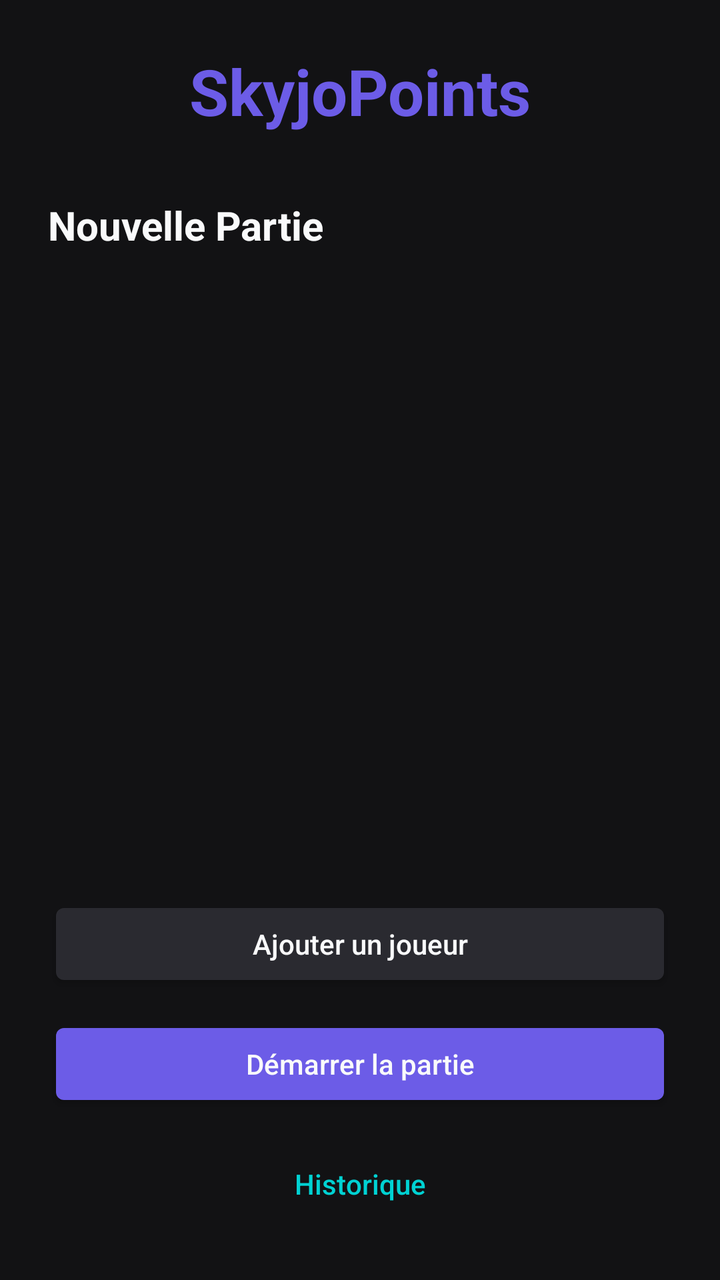
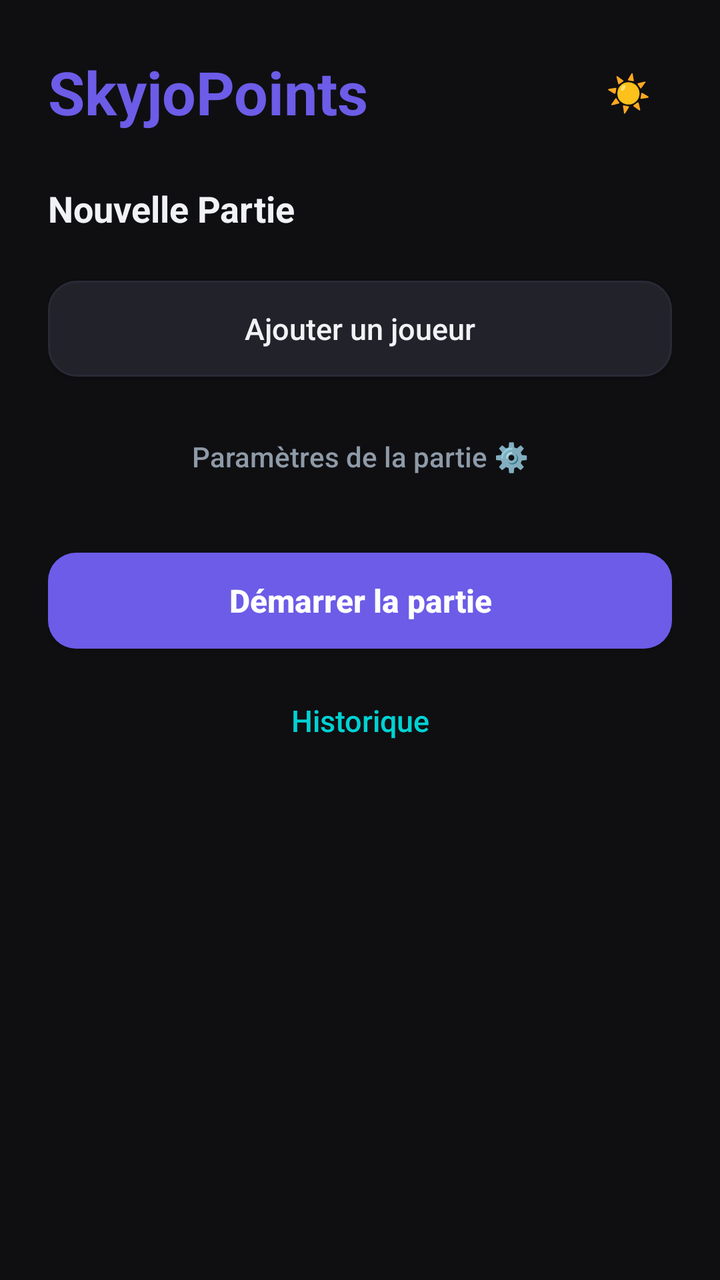

The first picture is an Android layout as it rendered before a commit; the second is the same layout after the commit. The layout source and the unified diff follow.
<!-- AndroidManifest.xml: application theme AppTheme -->
<!-- res/layout/screen_player_setup.xml -->
<?xml version="1.0" encoding="utf-8"?>
<LinearLayout xmlns:android="http://schemas.android.com/apk/res/android"
    android:layout_width="match_parent"
    android:layout_height="match_parent"
    android:orientation="vertical"
    android:padding="24dp"
    android:background="@color/bg">

    <TextView
        android:layout_width="match_parent"
        android:layout_height="wrap_content"
        android:text="@string/app_name"
        android:textSize="32sp"
        android:textStyle="bold"
        android:textColor="@color/primary"
        android:gravity="center"
        android:layout_marginBottom="32dp"/>

    <TextView
        android:layout_width="match_parent"
        android:layout_height="wrap_content"
        android:text="@string/new_game"
        android:textSize="20sp"
        android:textStyle="bold"
        android:textColor="@color/text_primary"
        android:layout_marginBottom="16dp"/>

    <ScrollView
        android:layout_width="match_parent"
        android:layout_height="0dp"
        android:layout_weight="1"
        android:layout_marginBottom="16dp"
        android:fillViewport="true">

        <LinearLayout
            android:id="@+id/players_list_container"
            android:layout_width="match_parent"
            android:layout_height="wrap_content"
            android:orientation="vertical">
            
        </LinearLayout>
    </ScrollView>

    <Button
        android:id="@+id/btn_add_player"
        android:layout_width="match_parent"
        android:layout_height="wrap_content"
        android:text="@string/add_player"
        android:textColor="@color/text_primary"
        android:backgroundTint="@color/surface_card"
        android:layout_marginBottom="12dp"
        android:padding="12dp"
        android:textAllCaps="false"/>

    <Button
        android:id="@+id/btn_start_game"
        android:layout_width="match_parent"
        android:layout_height="wrap_content"
        android:text="@string/start_game"
        android:textColor="@color/text_primary"
        android:backgroundTint="@color/primary"
        android:layout_marginBottom="12dp"
        android:padding="12dp"
        android:textAllCaps="false"/>

    <Button
        android:id="@+id/btn_view_history"
        android:layout_width="match_parent"
        android:layout_height="wrap_content"
        android:text="@string/history"
        android:textColor="@color/accent"
        android:background="?android:attr/selectableItemBackground"
        android:padding="12dp"
        android:textAllCaps="false"/>

</LinearLayout>
<!-- resources referenced by this layout -->
<resources>
  <color name="accent">#FF00D2D3</color>
  <color name="bg">#FF121214</color>
  <color name="primary">#FF6C5CE7</color>
  <color name="surface_card">#FF2A2A30</color>
  <color name="text_primary">#FFF9FAFB</color>
  <string name="add_player">Ajouter un joueur</string>
  <string name="app_name">SkyjoPoints</string>
  <string name="history">Historique</string>
  <string name="new_game">Nouvelle Partie</string>
  <string name="start_game">Démarrer la partie</string>
  <style name="AppTheme" parent="@android:style/Theme.DeviceDefault.NoActionBar">
          <item name="android:windowBackground">@color/bg</item>
          <item name="android:textColorPrimary">@color/text_primary</item>
          <item name="android:textColorSecondary">@color/text_secondary</item>
          <item name="android:colorAccent">@color/accent</item>
          <item name="android:colorPrimary">@color/primary</item>
          <item name="android:colorPrimaryDark">@color/primary_dark</item>
          <item name="android:statusBarColor">@color/bg</item>
          <item name="android:navigationBarColor">@color/bg</item>
      </style>
  <color name="text_secondary">#FF9CA3AF</color>
  <color name="primary_dark">#FF5B4BC4</color>
</resources>

<!-- the commit's change to res/layout/screen_player_setup.xml (unified diff, before → after) -->
@@ -4,73 +4,321 @@
     android:layout_height="match_parent"
     android:orientation="vertical"
     android:padding="24dp"
-    android:background="@color/bg">
-
-    <TextView
+    android:background="?attr/themeBg">
+
+    
+    <RelativeLayout
         android:layout_width="match_parent"
         android:layout_height="wrap_content"
-        android:text="@string/app_name"
-        android:textSize="32sp"
-        android:textStyle="bold"
-        android:textColor="@color/primary"
-        android:gravity="center"
-        android:layout_marginBottom="32dp"/>
+        android:layout_marginBottom="24dp">
+
+        <TextView
+            android:layout_width="wrap_content"
+            android:layout_height="wrap_content"
+            android:text="@string/app_name"
+            android:textSize="30sp"
+            android:textStyle="bold"
+            android:textColor="?attr/themePrimary"
+            android:layout_alignParentStart="true"
+            android:layout_centerVertical="true"/>
+
+        <Button
+            android:id="@+id/btn_theme_toggle"
+            android:layout_width="44dp"
+            android:layout_height="44dp"
+            android:layout_alignParentEnd="true"
+            android:layout_centerVertical="true"
+            android:text="☀️"
+            android:textSize="18sp"
+            android:background="?android:attr/selectableItemBackgroundBorderless"
+            android:minWidth="0dp"
+            android:minHeight="0dp"
+            android:padding="0dp"
+            android:contentDescription="Changer le thème"/>
+    </RelativeLayout>
 
     <TextView
         android:layout_width="match_parent"
         android:layout_height="wrap_content"
         android:text="@string/new_game"
-        android:textSize="20sp"
+        android:textSize="18sp"
         android:textStyle="bold"
-        android:textColor="@color/text_primary"
+        android:textColor="?attr/themeTextPrimary"
         android:layout_marginBottom="16dp"/>
 
     <ScrollView
         android:layout_width="match_parent"
         android:layout_height="0dp"
         android:layout_weight="1"
-        android:layout_marginBottom="16dp"
-        android:fillViewport="true">
+        android:fillViewport="true"
+        android:scrollbars="vertical">
 
         <LinearLayout
-            android:id="@+id/players_list_container"
             android:layout_width="match_parent"
             android:layout_height="wrap_content"
             android:orientation="vertical">
+
+            <LinearLayout
+                android:id="@+id/players_list_container"
+                android:layout_width="match_parent"
+                android:layout_height="wrap_content"
+                android:orientation="vertical">
+                
+            </LinearLayout>
+
+            <Button
+                android:id="@+id/btn_add_player"
+                android:layout_width="match_parent"
+                android:layout_height="wrap_content"
+                android:text="@string/add_player"
+                android:textColor="?attr/themeTextPrimary"
+                android:background="@drawable/bg_rounded_button_secondary"
+                android:layout_marginTop="8dp"
+                android:layout_marginBottom="12dp"
+                android:padding="12dp"
+                android:textAllCaps="false"
+                android:textSize="15sp"/>
+
             
+            <Button
+                android:id="@+id/btn_toggle_settings"
+                android:layout_width="match_parent"
+                android:layout_height="wrap_content"
+                android:text="Paramètres de la partie ⚙️"
+                android:textColor="?attr/themeTextSecondary"
+                android:background="?android:attr/selectableItemBackground"
+                android:layout_marginTop="4dp"
+                android:layout_marginBottom="8dp"
+                android:textAllCaps="false"
+                android:textSize="14sp"/>
+
+            
+            <LinearLayout
+                android:id="@+id/layout_game_settings"
+                android:layout_width="match_parent"
+                android:layout_height="wrap_content"
+                android:orientation="vertical"
+                android:visibility="gone"
+                android:layout_marginBottom="16dp"
+                android:padding="12dp"
+                android:background="@drawable/bg_rounded_card">
+
+                
+                <LinearLayout
+                    android:layout_width="match_parent"
+                    android:layout_height="wrap_content"
+                    android:orientation="horizontal"
+                    android:gravity="center_vertical"
+                    android:layout_marginBottom="12dp">
+
+                    <TextView
+                        android:layout_width="0dp"
+                        android:layout_height="wrap_content"
+                        android:layout_weight="1"
+                        android:text="Nom de la partie :"
+                        android:textColor="?attr/themeTextSecondary"
+                        android:textSize="15sp"/>
+
+                    <EditText
+                        android:id="@+id/et_game_name"
+                        android:layout_width="160dp"
+                        android:layout_height="wrap_content"
+                        android:hint="Facultatif"
+                        android:textColor="?attr/themeTextPrimary"
+                        android:textColorHint="?attr/themeTextSecondary"
+                        android:background="@drawable/bg_input_field"
+                        android:inputType="text"
+                        android:gravity="center"
+                        android:padding="10dp"
+                        android:textSize="15sp"/>
+                </LinearLayout>
+
+                
+                <LinearLayout
+                    android:layout_width="match_parent"
+                    android:layout_height="wrap_content"
+                    android:orientation="vertical"
+                    android:layout_marginBottom="12dp">
+
+                    <TextView
+                        android:layout_width="match_parent"
+                        android:layout_height="wrap_content"
+                        android:text="Condition de victoire :"
+                        android:textColor="?attr/themeTextSecondary"
+                        android:textSize="14sp"
+                        android:textStyle="bold"
+                        android:layout_marginBottom="6dp"/>
+
+                    <RadioGroup
+                        android:id="@+id/rg_victory_condition"
+                        android:layout_width="match_parent"
+                        android:layout_height="wrap_content"
+                        android:orientation="vertical">
+
+                        <RadioButton
+                            android:id="@+id/rb_victory_fewest"
+                            android:layout_width="match_parent"
+                            android:layout_height="wrap_content"
+                            android:text="Le gagnant a le moins de points"
+                            android:textColor="?attr/themeTextPrimary"
+                            android:textSize="13sp"
+                            android:buttonTint="?attr/themeAccent"
+                            android:paddingTop="4dp"
+                            android:paddingBottom="4dp"
+                            android:checked="true"/>
+
+                        <RadioButton
+                            android:id="@+id/rb_victory_most"
+                            android:layout_width="match_parent"
+                            android:layout_height="wrap_content"
+                            android:text="Le gagnant a le plus de points"
+                            android:textColor="?attr/themeTextPrimary"
+                            android:textSize="13sp"
+                            android:buttonTint="?attr/themeAccent"
+                            android:paddingTop="4dp"
+                            android:paddingBottom="4dp"/>
+                    </RadioGroup>
+                </LinearLayout>
+
+                
+                <LinearLayout
+                    android:layout_width="match_parent"
+                    android:layout_height="wrap_content"
+                    android:orientation="horizontal"
+                    android:gravity="center_vertical"
+                    android:layout_marginBottom="12dp">
+
+                    <TextView
+                        android:layout_width="0dp"
+                        android:layout_height="wrap_content"
+                        android:layout_weight="1"
+                        android:text="Nombre max de manches :"
+                        android:textColor="?attr/themeTextSecondary"
+                        android:textSize="15sp"/>
+
+                    <EditText
+                        android:id="@+id/et_max_rounds"
+                        android:layout_width="160dp"
+                        android:layout_height="wrap_content"
+                        android:hint="Infini"
+                        android:textColor="?attr/themeTextPrimary"
+                        android:textColorHint="?attr/themeTextSecondary"
+                        android:background="@drawable/bg_input_field"
+                        android:inputType="number"
+                        android:gravity="center"
+                        android:padding="10dp"
+                        android:textSize="15sp"/>
+                </LinearLayout>
+
+                
+                <LinearLayout
+                    android:layout_width="match_parent"
+                    android:layout_height="wrap_content"
+                    android:orientation="horizontal"
+                    android:gravity="center_vertical">
+
+                    <TextView
+                        android:layout_width="0dp"
+                        android:layout_height="wrap_content"
+                        android:layout_weight="1"
+                        android:text="Score max de fin :"
+                        android:textColor="?attr/themeTextSecondary"
+                        android:textSize="15sp"/>
+
+                    <EditText
+                        android:id="@+id/et_max_points"
+                        android:layout_width="160dp"
+                        android:layout_height="wrap_content"
+                        android:hint="Infini"
+                        android:textColor="?attr/themeTextPrimary"
+                        android:textColorHint="?attr/themeTextSecondary"
+                        android:background="@drawable/bg_input_field"
+                        android:inputType="number"
+                        android:gravity="center"
+                        android:padding="10dp"
+                        android:textSize="15sp"/>
+                </LinearLayout>
+
+                
+                <LinearLayout
+                    android:id="@+id/layout_stop_condition"
+                    android:layout_width="match_parent"
+                    android:layout_height="wrap_content"
+                    android:orientation="vertical"
+                    android:layout_marginTop="12dp"
+                    android:visibility="gone">
+
+                    <TextView
+                        android:layout_width="match_parent"
+                        android:layout_height="wrap_content"
+                        android:text="Arrêter la partie :"
+                        android:textColor="?attr/themeTextSecondary"
+                        android:textSize="14sp"
+                        android:textStyle="bold"
+                        android:layout_marginBottom="6dp"/>
+
+                    <RadioGroup
+                        android:id="@+id/rg_stop_condition"
+                        android:layout_width="match_parent"
+                        android:layout_height="wrap_content"
+                        android:orientation="vertical">
+
+                        <RadioButton
+                            android:id="@+id/rb_stop_any"
+                            android:layout_width="match_parent"
+                            android:layout_height="wrap_content"
+                            android:text="Dès qu'un joueur dépasse le score max"
+                            android:textColor="?attr/themeTextPrimary"
+                            android:textSize="13sp"
+                            android:buttonTint="?attr/themeAccent"
+                            android:paddingTop="4dp"
+                            android:paddingBottom="4dp"
+                            android:checked="true"/>
+
+                        <RadioButton
+                            android:id="@+id/rb_stop_all"
+                            android:layout_width="match_parent"
+                            android:layout_height="wrap_content"
+                            android:text="Quand tout le monde a dépassé le score max"
+                            android:textColor="?attr/themeTextPrimary"
+                            android:textSize="13sp"
+                            android:buttonTint="?attr/themeAccent"
+                            android:paddingTop="4dp"
+                            android:paddingBottom="4dp"/>
+                    </RadioGroup>
+                </LinearLayout>
+            </LinearLayout>
+
+            <View
+                android:layout_width="match_parent"
+                android:layout_height="16dp" />
+
+            <Button
+                android:id="@+id/btn_start_game"
+                android:layout_width="match_parent"
+                android:layout_height="wrap_content"
+                android:text="@string/start_game"
+                android:textColor="#FFFFFFFF"
+                android:background="@drawable/bg_rounded_button_primary"
+                android:layout_marginBottom="12dp"
+                android:padding="12dp"
+                android:textAllCaps="false"
+                android:textStyle="bold"
+                android:textSize="16sp"/>
+
+            <Button
+                android:id="@+id/btn_view_history"
+                android:layout_width="match_parent"
+                android:layout_height="wrap_content"
+                android:text="@string/history"
+                android:textColor="?attr/themeAccent"
+                android:background="?android:attr/selectableItemBackground"
+                android:layout_marginBottom="16dp"
+                android:padding="12dp"
+                android:textAllCaps="false"
+                android:textSize="15sp"/>
+
         </LinearLayout>
     </ScrollView>
 
-    <Button
-        android:id="@+id/btn_add_player"
-        android:layout_width="match_parent"
-        android:layout_height="wrap_content"
-        android:text="@string/add_player"
-        android:textColor="@color/text_primary"
-        android:backgroundTint="@color/surface_card"
-        android:layout_marginBottom="12dp"
-        android:padding="12dp"
-        android:textAllCaps="false"/>
-
-    <Button
-        android:id="@+id/btn_start_game"
-        android:layout_width="match_parent"
-        android:layout_height="wrap_content"
-        android:text="@string/start_game"
-        android:textColor="@color/text_primary"
-        android:backgroundTint="@color/primary"
-        android:layout_marginBottom="12dp"
-        android:padding="12dp"
-        android:textAllCaps="false"/>
-
-    <Button
-        android:id="@+id/btn_view_history"
-        android:layout_width="match_parent"
-        android:layout_height="wrap_content"
-        android:text="@string/history"
-        android:textColor="@color/accent"
-        android:background="?android:attr/selectableItemBackground"
-        android:padding="12dp"
-        android:textAllCaps="false"/>
-
 </LinearLayout>
<!-- resource entries referenced after the edit -->
@@ -1,26 +1,88 @@
 <!-- resources referenced by this layout -->
 <resources>
+  <!-- drawable bg_input_field (drawable) -->
+  <?xml version="1.0" encoding="utf-8"?>
+  <selector xmlns:android="http://schemas.android.com/apk/res/android">
+      <item android:state_focused="true">
+          <shape>
+              <solid android:color="?attr/themeInputBg" />
+              <corners android:radius="12dp" />
+              <stroke android:width="2dp" android:color="?attr/themeInputBorderFocused" />
+          </shape>
+      </item>
+      <item>
+          <shape>
+              <solid android:color="?attr/themeInputBg" />
+              <corners android:radius="12dp" />
+              <stroke android:width="1dp" android:color="?attr/themeInputBorder" />
+          </shape>
+      </item>
+  </selector>
+  <!-- drawable bg_rounded_button_primary (drawable) -->
+  <?xml version="1.0" encoding="utf-8"?>
+  <ripple xmlns:android="http://schemas.android.com/apk/res/android"
+      android:color="#40FFFFFF">
+      <item>
+          <shape>
+              <solid android:color="?attr/themePrimary" />
+              <corners android:radius="14dp" />
+          </shape>
+      </item>
+  </ripple>
+  <!-- drawable bg_rounded_button_secondary (drawable) -->
+  <?xml version="1.0" encoding="utf-8"?>
+  <ripple xmlns:android="http://schemas.android.com/apk/res/android"
+      android:color="#20FFFFFF">
+      <item>
+          <shape>
+              <solid android:color="?attr/themeSurfaceCard" />
+              <corners android:radius="14dp" />
+              <stroke android:width="1dp" android:color="?attr/themeDivider" />
+          </shape>
+      </item>
+  </ripple>
+  <!-- drawable bg_rounded_card (drawable) -->
+  <?xml version="1.0" encoding="utf-8"?>
+  <shape xmlns:android="http://schemas.android.com/apk/res/android">
+      <solid android:color="?attr/themeSurface" />
+      <corners android:radius="16dp" />
+      <stroke android:width="1dp" android:color="?attr/themeDivider" />
+  </shape>
   <color name="accent">#FF00D2D3</color>
-  <color name="bg">#FF121214</color>
+  <color name="input_bg_dark">#FF1F1F26</color>
   <color name="primary">#FF6C5CE7</color>
-  <color name="surface_card">#FF2A2A30</color>
-  <color name="text_primary">#FFF9FAFB</color>
   <string name="add_player">Ajouter un joueur</string>
   <string name="app_name">SkyjoPoints</string>
   <string name="history">Historique</string>
   <string name="new_game">Nouvelle Partie</string>
   <string name="start_game">Démarrer la partie</string>
   <style name="AppTheme" parent="@android:style/Theme.DeviceDefault.NoActionBar">
-          <item name="android:windowBackground">@color/bg</item>
-          <item name="android:textColorPrimary">@color/text_primary</item>
-          <item name="android:textColorSecondary">@color/text_secondary</item>
+          <item name="themeBg">@color/bg_dark</item>
+          <item name="themeSurface">@color/surface_dark</item>
+          <item name="themeSurfaceCard">@color/card_dark</item>
+          <item name="themeTextPrimary">@color/text_primary_dark</item>
+          <item name="themeTextSecondary">@color/text_secondary_dark</item>
+          <item name="themeDivider">@color/divider_dark</item>
+          <item name="themePrimary">@color/primary</item>
+          <item name="themeAccent">@color/accent</item>
+          <item name="themeInputBg">@color/input_bg_dark</item>
+          <item name="themeInputBorder">@color/divider_dark</item>
+          <item name="themeInputBorderFocused">@color/primary</item>
+  
+          <item name="android:windowBackground">@color/bg_dark</item>
+          <item name="android:textColorPrimary">@color/text_primary_dark</item>
+          <item name="android:textColorSecondary">@color/text_secondary_dark</item>
           <item name="android:colorAccent">@color/accent</item>
           <item name="android:colorPrimary">@color/primary</item>
-          <item name="android:colorPrimaryDark">@color/primary_dark</item>
-          <item name="android:statusBarColor">@color/bg</item>
-          <item name="android:navigationBarColor">@color/bg</item>
+          <item name="android:colorPrimaryDark">@color/bg_dark</item>
+          <item name="android:statusBarColor">@color/bg_dark</item>
+          <item name="android:navigationBarColor">@color/bg_dark</item>
       </style>
-  <color name="text_secondary">#FF9CA3AF</color>
-  <color name="primary_dark">#FF5B4BC4</color>
+  <color name="bg_dark">#FF0F0F12</color>
+  <color name="surface_dark">#FF17171C</color>
+  <color name="card_dark">#FF22222B</color>
+  <color name="text_primary_dark">#FFF0F2F5</color>
+  <color name="text_secondary_dark">#FF8E9AA8</color>
+  <color name="divider_dark">#FF2A2A35</color>
 </resources>
 
